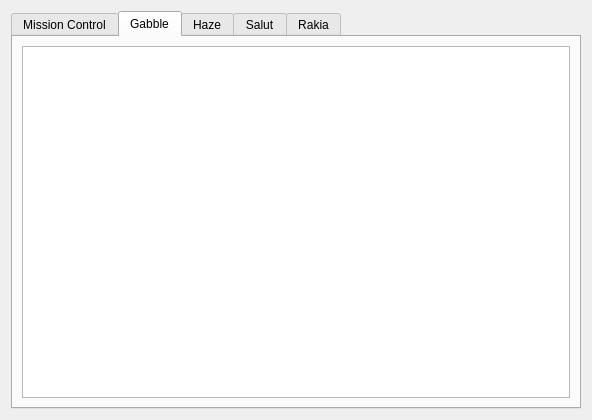
First picture: the form in tools/debugger/main-window.ui, repository dci-debian-kde-applications/ktp-common-internals, before the edit.
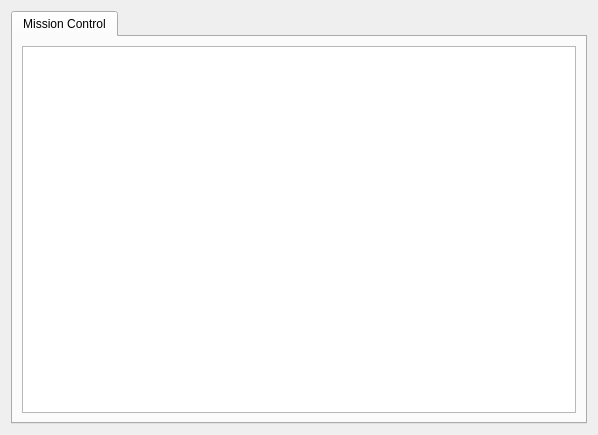
Second picture: the form after the edit. The open tabs and pages were chosen to show the change. Custom widgets are drawn as their Qt base class.

Diff of the .ui file:
```diff
--- a/tools/debugger/main-window.ui
+++ b/tools/debugger/main-window.ui
@@ -6,11 +6,11 @@
    <rect>
     <x>0</x>
     <y>0</y>
-    <width>592</width>
-    <height>420</height>
+    <width>598</width>
+    <height>435</height>
    </rect>
   </property>
-  <layout class="QHBoxLayout" name="horizontalLayout">
+  <layout class="QVBoxLayout" name="verticalLayout">
    <item>
     <widget class="QTabWidget" name="tabWidget">
      <property name="currentIndex">
@@ -26,46 +26,6 @@
        </item>
       </layout>
      </widget>
-     <widget class="QWidget" name="gabbleTab">
-      <attribute name="title">
-       <string notr="true">Gabble</string>
-      </attribute>
-      <layout class="QHBoxLayout" name="horizontalLayout_3">
-       <item>
-        <widget class="DebugMessageView" name="gabbleLogsView"/>
-       </item>
-      </layout>
-     </widget>
-     <widget class="QWidget" name="hazeTab">
-      <attribute name="title">
-       <string notr="true">Haze</string>
-      </attribute>
-      <layout class="QHBoxLayout" name="horizontalLayout_4">
-       <item>
-        <widget class="DebugMessageView" name="hazeLogsView"/>
-       </item>
-      </layout>
-     </widget>
-     <widget class="QWidget" name="salutTab">
-      <attribute name="title">
-       <string notr="true">Salut</string>
-      </attribute>
-      <layout class="QHBoxLayout" name="horizontalLayout_5">
-       <item>
-        <widget class="DebugMessageView" name="salutLogsView"/>
-       </item>
-      </layout>
-     </widget>
-     <widget class="QWidget" name="rakiaTab">
-      <attribute name="title">
-       <string notr="true">Rakia</string>
-      </attribute>
-      <layout class="QHBoxLayout" name="horizontalLayout_6">
-       <item>
-        <widget class="DebugMessageView" name="rakiaLogsView"/>
-       </item>
-      </layout>
-     </widget>
     </widget>
    </item>
   </layout>
```
